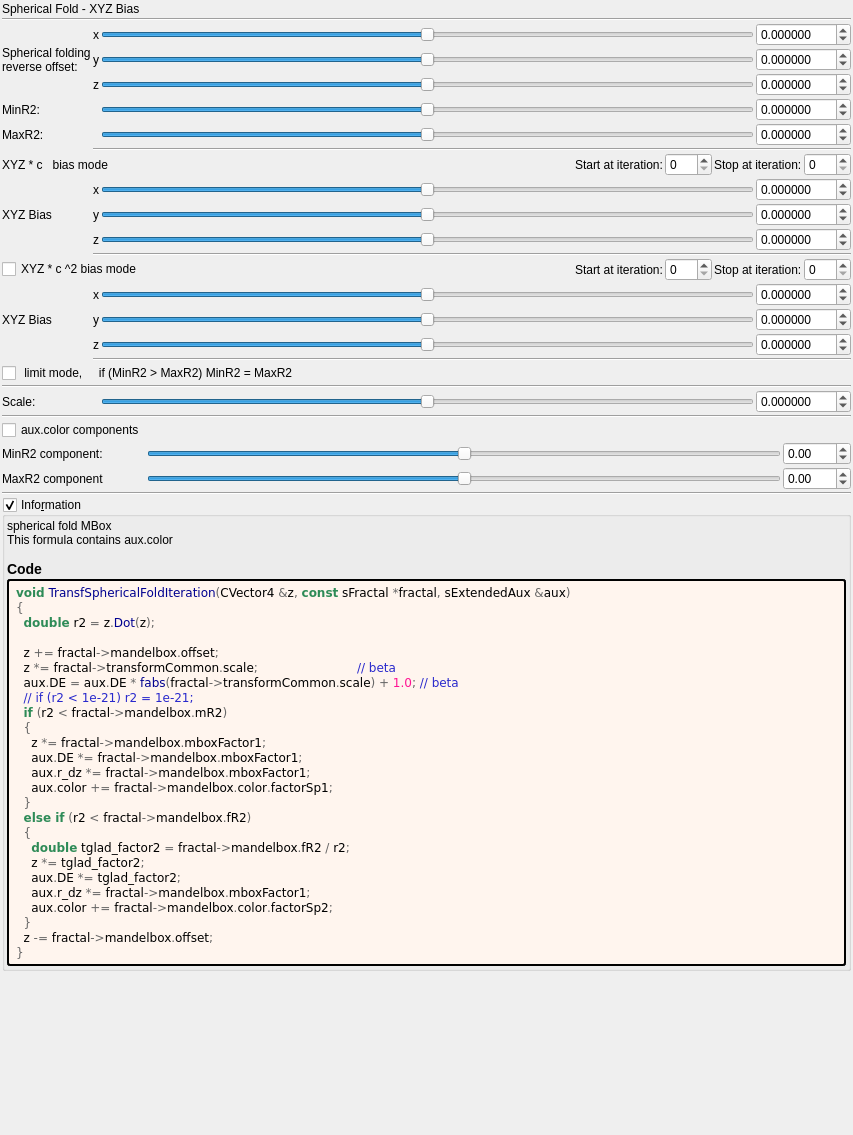
Qt form mandelbulber2/formula/ui/fractal_transf_spherical_fold_xyz_bias.ui (buddhi1980/mandelbulber2) before a commit.
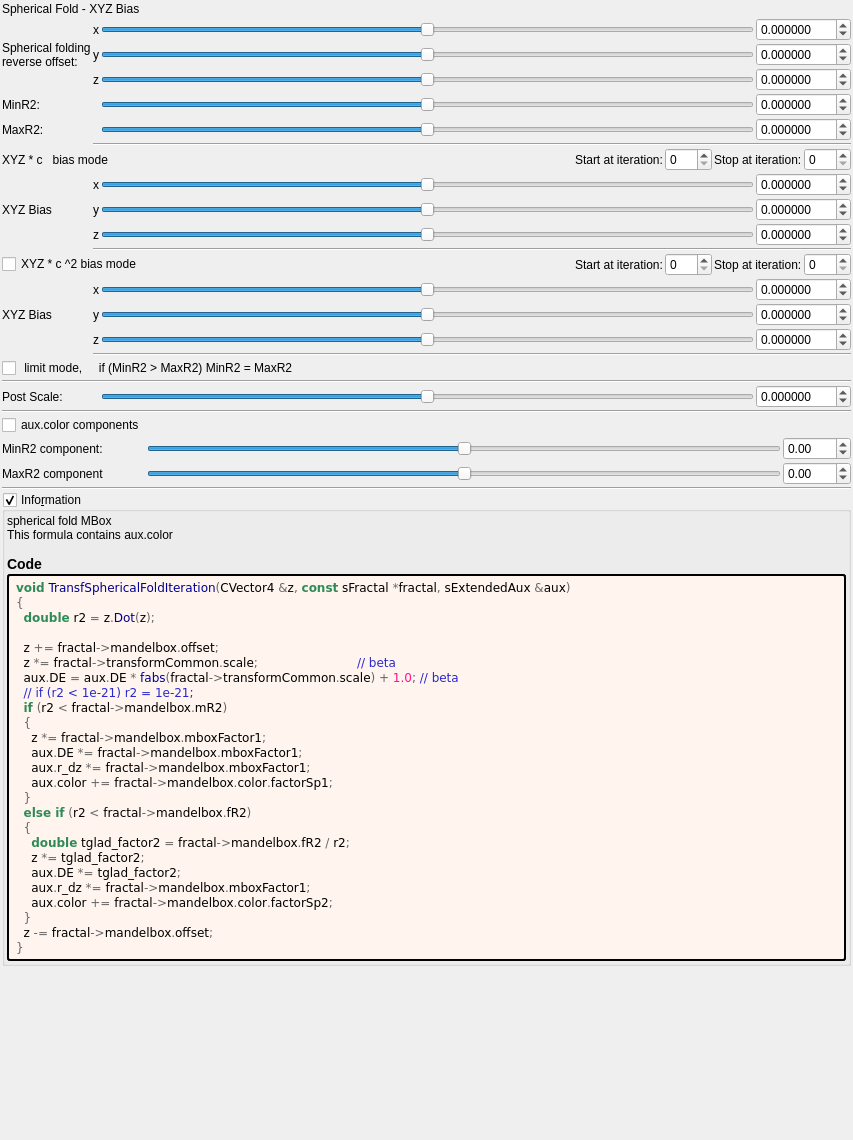
The same form after that commit. Custom widgets are drawn as their Qt base class.

Commit message: TransfSphericalFoldCuboidIteration completed

```diff
--- a/mandelbulber2/formula/ui/fractal_transf_spherical_fold_xyz_bias.ui
+++ b/mandelbulber2/formula/ui/fractal_transf_spherical_fold_xyz_bias.ui
@@ -7,7 +7,7 @@
     <x>0</x>
     <y>0</y>
     <width>853</width>
-    <height>1135</height>
+    <height>1140</height>
    </rect>
   </property>
   <property name="windowTitle">
@@ -36,17 +36,6 @@
      </property>
     </widget>
    </item>
-   <item>
-    <layout class="QGridLayout" name="gridLayout_2">
-     <item row="1" column="1" colspan="2">
-      <widget class="Line" name="line">
-       <property name="orientation">
-        <enum>Qt::Horizontal</enum>
-       </property>
-      </widget>
-     </item>
-    </layout>
-   </item>
    <item>
     <layout class="QGridLayout" name="gridLayout_16">
      <property name="spacing">
@@ -168,7 +157,7 @@
      <item row="22" column="0">
       <widget class="QLabel" name="label_18">
        <property name="text">
-        <string>Scale:</string>
+        <string>Post Scale:</string>
        </property>
       </widget>
      </item>
```
Left out of the diff: 219 changed lines with no effect on the pictures. The commit also changes 5 other files.
